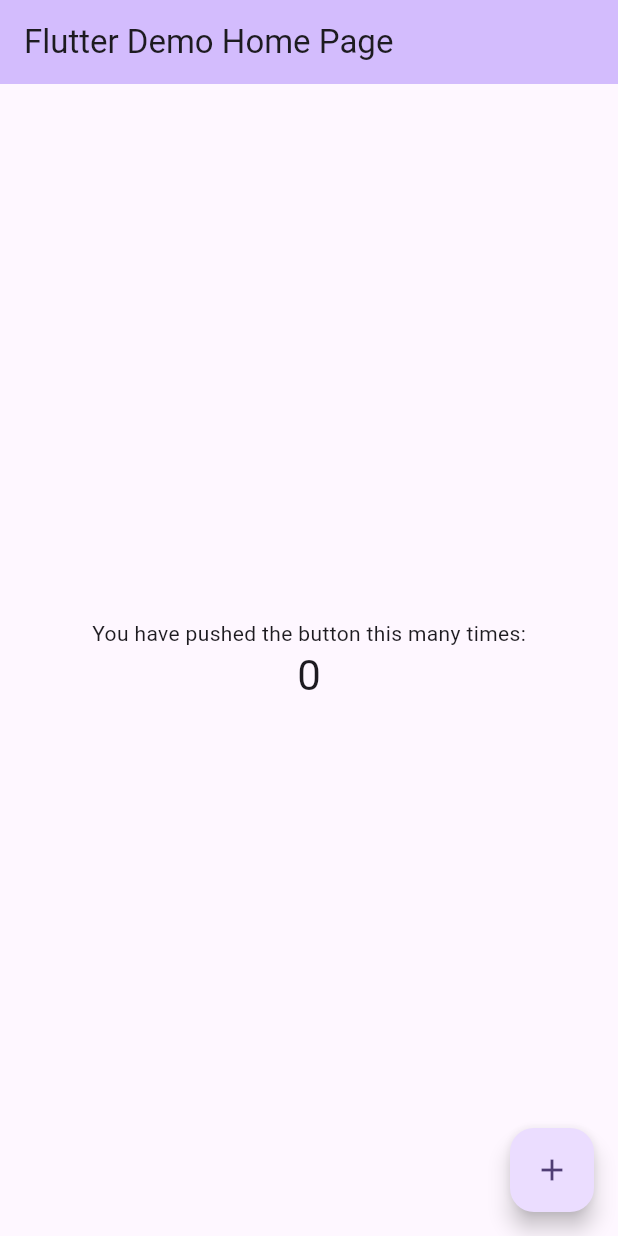
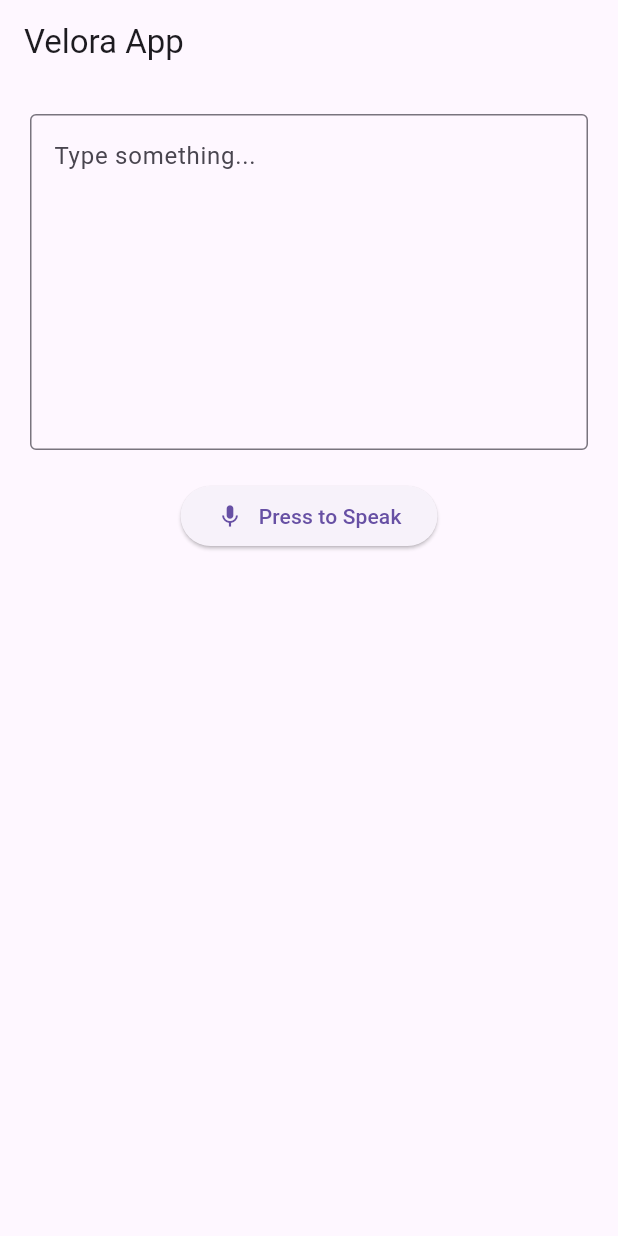
Before and after one commit to shivang0-0/veloraa, a Flutter app: the screen it shows after launch, on a phone screen of 412 x 824 dp. Run offline on Flutter 3.47's test engine with Material 3 defaults, Android fonts, the phone set to English and light mode, and no system bars; our stand-ins replace permission_handler, speech_to_text.

Commit message:
added: speech-to-text

```diff
--- a/lib/main.dart
+++ b/lib/main.dart
@@ -1,125 +1,24 @@
 import 'package:flutter/material.dart';
+import 'splash_screen.dart';
+import 'main_screen.dart';
 
 void main() {
-  runApp(const MyApp());
+  runApp(VeloraApp());
 }
 
-class MyApp extends StatelessWidget {
-  const MyApp({super.key});
-
-  // This widget is the root of your application.
+class VeloraApp extends StatelessWidget {
   @override
   Widget build(BuildContext context) {
     return MaterialApp(
-      title: 'Flutter Demo',
+      title: 'Velora App',
       theme: ThemeData(
-        // This is the theme of your application.
-        //
-        // TRY THIS: Try running your application with "flutter run". You'll see
-        // the application has a purple toolbar. Then, without quitting the app,
-        // try changing the seedColor in the colorScheme below to Colors.green
-        // and then invoke "hot reload" (save your changes or press the "hot
-        // reload" button in a Flutter-supported IDE, or press "r" if you used
-        // the command line to start the app).
-        //
-        // Notice that the counter didn't reset back to zero; the application
-        // state is not lost during the reload. To reset the state, use hot
-        // restart instead.
-        //
-        // This works for code too, not just values: Most code changes can be
-        // tested with just a hot reload.
-        colorScheme: ColorScheme.fromSeed(seedColor: Colors.deepPurple),
-        useMaterial3: true,
+        primarySwatch: Colors.blue,
       ),
-      home: const MyHomePage(title: 'Flutter Demo Home Page'),
+      initialRoute: '/',
+      routes: {
+        '/': (context) => SplashScreen(),
+        '/main': (context) => MainScreen(),
+      },
     );
   }
 }
-
-class MyHomePage extends StatefulWidget {
-  const MyHomePage({super.key, required this.title});
-
-  // This widget is the home page of your application. It is stateful, meaning
-  // that it has a State object (defined below) that contains fields that affect
-  // how it looks.
-
-  // This class is the configuration for the state. It holds the values (in this
-  // case the title) provided by the parent (in this case the App widget) and
-  // used by the build method of the State. Fields in a Widget subclass are
-  // always marked "final".
-
-  final String title;
-
-  @override
-  State<MyHomePage> createState() => _MyHomePageState();
-}
-
-class _MyHomePageState extends State<MyHomePage> {
-  int _counter = 0;
-
-  void _incrementCounter() {
-    setState(() {
-      // This call to setState tells the Flutter framework that something has
-      // changed in this State, which causes it to rerun the build method below
-      // so that the display can reflect the updated values. If we changed
-      // _counter without calling setState(), then the build method would not be
-      // called again, and so nothing would appear to happen.
-      _counter++;
-    });
-  }
-
-  @override
-  Widget build(BuildContext context) {
-    // This method is rerun every time setState is called, for instance as done
-    // by the _incrementCounter method above.
-    //
-    // The Flutter framework has been optimized to make rerunning build methods
-    // fast, so that you can just rebuild anything that needs updating rather
-    // than having to individually change instances of widgets.
-    return Scaffold(
-      appBar: AppBar(
-        // TRY THIS: Try changing the color here to a specific color (to
-        // Colors.amber, perhaps?) and trigger a hot reload to see the AppBar
-        // change color while the other colors stay the same.
-        backgroundColor: Theme.of(context).colorScheme.inversePrimary,
-        // Here we take the value from the MyHomePage object that was created by
-        // the App.build method, and use it to set our appbar title.
-        title: Text(widget.title),
-      ),
-      body: Center(
-        // Center is a layout widget. It takes a single child and positions it
-        // in the middle of the parent.
-        child: Column(
-          // Column is also a layout widget. It takes a list of children and
-          // arranges them vertically. By default, it sizes itself to fit its
-          // children horizontally, and tries to be as tall as its parent.
-          //
-          // Column has various properties to control how it sizes itself and
-          // how it positions its children. Here we use mainAxisAlignment to
-          // center the children vertically; the main axis here is the vertical
-          // axis because Columns are vertical (the cross axis would be
-          // horizontal).
-          //
-          // TRY THIS: Invoke "debug painting" (choose the "Toggle Debug Paint"
-          // action in the IDE, or press "p" in the console), to see the
-          // wireframe for each widget.
-          mainAxisAlignment: MainAxisAlignment.center,
-          children: <Widget>[
-            const Text(
-              'You have pushed the button this many times:',
-            ),
-            Text(
-              '$_counter',
-              style: Theme.of(context).textTheme.headlineMedium,
-            ),
-          ],
-        ),
-      ),
-      floatingActionButton: FloatingActionButton(
-        onPressed: _incrementCounter,
-        tooltip: 'Increment',
-        child: const Icon(Icons.add),
-      ), // This trailing comma makes auto-formatting nicer for build methods.
-    );
-  }
-}
--- /dev/null
+++ b/lib/main_screen.dart
@@ -0,0 +1,133 @@
+import 'package:flutter/material.dart';
+import 'package:speech_to_text/speech_to_text.dart' as stt;
+import 'package:permission_handler/permission_handler.dart';
+
+class MainScreen extends StatefulWidget {
+  @override
+  _MainScreenState createState() => _MainScreenState();
+}
+
+class _MainScreenState extends State<MainScreen> {
+  String text = ''; // Store recognized text
+  bool isListening = false; // Track listening state
+  late stt.SpeechToText speech; // Initialize SpeechToText
+  late TextEditingController textController; // Persistent TextEditingController
+  String lastRecognizedWords = ''; // Track last recognized words to avoid duplication
+
+  @override
+  void initState() {
+    super.initState();
+    speech = stt.SpeechToText();
+    textController = TextEditingController(); // Initialize the controller once
+  }
+
+  @override
+  void dispose() {
+    textController.dispose(); // Dispose of the controller when done
+    super.dispose();
+  }
+
+  // Method to request microphone permission
+  Future<void> requestPermission() async {
+    final status = await Permission.microphone.request();
+    if (status != PermissionStatus.granted) {
+      print("Microphone permission not granted");
+    }
+  }
+
+  Future<void> startListening() async {
+    // Request microphone permission if not granted
+    if (await Permission.microphone.isGranted) {
+      bool available = await speech.initialize(
+        onStatus: (status) {
+          print('Status: $status');
+          if (status == 'done' && isListening) {
+            // If listening is active but status is "done," restart listening
+            startListening();
+          }
+        },
+        onError: (error) => print('Error: $error'),
+      );
+
+      if (available) {
+        setState(() => isListening = true);
+        speech.listen(
+          onResult: (result) {
+            String newWords = result.recognizedWords;
+
+            // Only append the truly new words by removing the already recognized part
+            String wordsToAdd = newWords.replaceFirst(lastRecognizedWords, '').trim();
+            lastRecognizedWords = newWords; // Update last recognized words
+
+            if (wordsToAdd.isNotEmpty) {
+              setState(() {
+                text += ' $wordsToAdd';
+                textController.text = text.trim(); // Update the controller text
+                textController.selection = TextSelection.fromPosition(
+                  TextPosition(offset: textController.text.length), // Keep cursor at the end
+                );
+              });
+            }
+
+            print("Recognized words: $wordsToAdd"); // Log only the new words added
+          },
+          listenMode: stt.ListenMode.dictation, // Use dictation mode for continuous listening
+          pauseFor: Duration(seconds: 3), // Adjust pause duration as needed
+          partialResults: true, // Display partial results
+          localeId: "en_US", // Ensure correct language is set
+        );
+      } else {
+        print("Speech recognition is not available.");
+      }
+    } else {
+      await requestPermission(); // Request permission if not granted
+    }
+  }
+
+  void stopListening() {
+    setState(() => isListening = false);
+    speech.stop(); // Stop listening
+    print("Final input in the text field: ${textController.text}"); // Log the final text
+  }
+
+  @override
+  Widget build(BuildContext context) {
+    return Scaffold(
+      appBar: AppBar(
+        title: Text('Velora App'),
+      ),
+      body: Padding(
+        padding: const EdgeInsets.all(20.0),
+        child: Column(
+          children: [
+            TextField(
+              controller: textController, // Use persistent controller
+              decoration: InputDecoration(
+                border: OutlineInputBorder(),
+                hintText: 'Type something...',
+              ),
+              maxLines: 8,
+              onChanged: (value) {
+                setState(() {
+                  text = value; // Sync text variable with text field
+                });
+              },
+            ),
+            SizedBox(height: 20),
+            ElevatedButton(
+              onPressed: isListening ? stopListening : startListening,
+              child: Row(
+                mainAxisSize: MainAxisSize.min,
+                children: [
+                  Icon(isListening ? Icons.stop : Icons.mic),
+                  SizedBox(width: 10),
+                  Text(isListening ? 'Stop Listening' : 'Press to Speak'),
+                ],
+              ),
+            ),
+          ],
+        ),
+      ),
+    );
+  }
+}
--- a/pubspec.yaml
+++ b/pubspec.yaml
@@ -35,6 +35,8 @@ dependencies:
   # The following adds the Cupertino Icons font to your application.
   # Use with the CupertinoIcons class for iOS style icons.
   cupertino_icons: ^1.0.8
+  speech_to_text: ^7.0.0
+  permission_handler: ^11.3.1
 
 dev_dependencies:
   flutter_test:
```
Also changed, not shown: lib/splash_screen.dart (added, +39 -0 lines), pubspec.lock, 4 other files.
